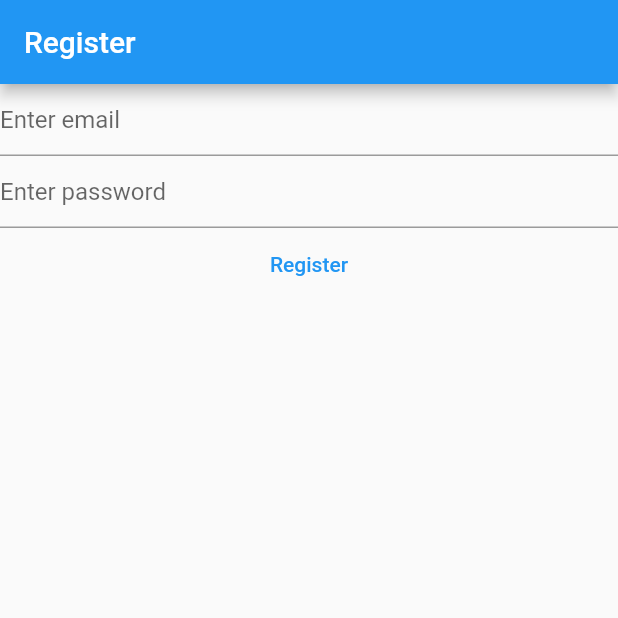
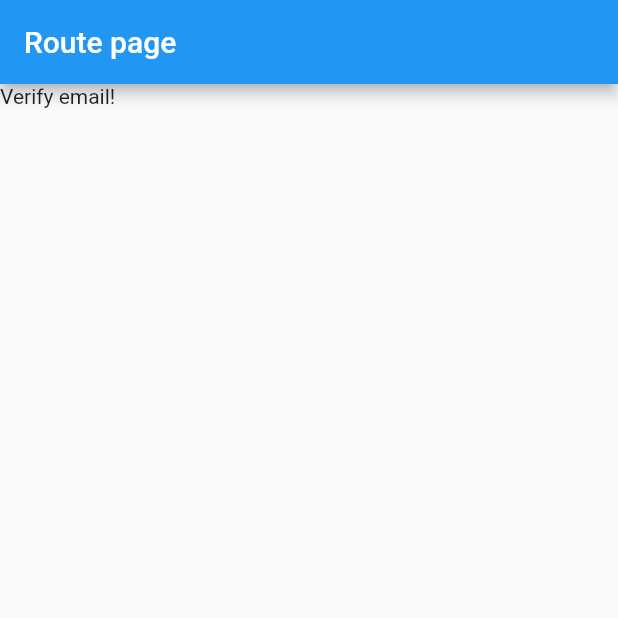
Before and after one commit to Glebosik/littlenotes, a Flutter app: the screen it shows after launch, on a phone screen of 412 x 824 dp, the top half of it. Run offline on Flutter 3.47's test engine with Material 2 defaults, Android fonts, the phone set to English and light mode, and no system bars; our stand-ins replace firebase_auth, firebase_core; accounts and stored records are empty.

Commit message:
Separate app initialization

```diff
--- a/lib/main.dart
+++ b/lib/main.dart
@@ -1,5 +1,6 @@
 import 'package:flutter/material.dart';
 import 'package:littlenotes/views/register_view.dart';
+import 'package:littlenotes/views/home_page.dart';
 
 void main() {
   WidgetsFlutterBinding.ensureInitialized();
@@ -8,6 +9,6 @@ void main() {
     theme: ThemeData(
       primarySwatch: Colors.blue,
     ),
-    home: const RegisterView(),
+    home: const HomePage(),
   ));
 }
--- /dev/null
+++ b/lib/views/home_page.dart
@@ -0,0 +1,35 @@
+import 'package:firebase_auth/firebase_auth.dart';
+import 'package:firebase_core/firebase_core.dart';
+import 'package:flutter/material.dart';
+import 'package:littlenotes/firebase_options.dart';
+
+class HomePage extends StatelessWidget {
+  const HomePage({Key? key}) : super(key: key);
+
+  @override
+  Widget build(BuildContext context) {
+    return Scaffold(
+      appBar: AppBar(
+        title: const Text("Route page"),
+      ),
+      body: FutureBuilder(
+        future: Firebase.initializeApp(
+          options: DefaultFirebaseOptions.currentPlatform,
+        ),
+        builder: (context, snapshot) {
+          switch (snapshot.connectionState) {
+            case ConnectionState.done:
+              final user = FirebaseAuth.instance.currentUser;
+              if (user?.emailVerified ?? false) {
+                return const Text("Welcome!");
+              } else {
+                return const Text("Verify email!");
+              }
+            default:
+              return const CircularProgressIndicator();
+          }
+        },
+      ),
+    );
+  }
+}
```
